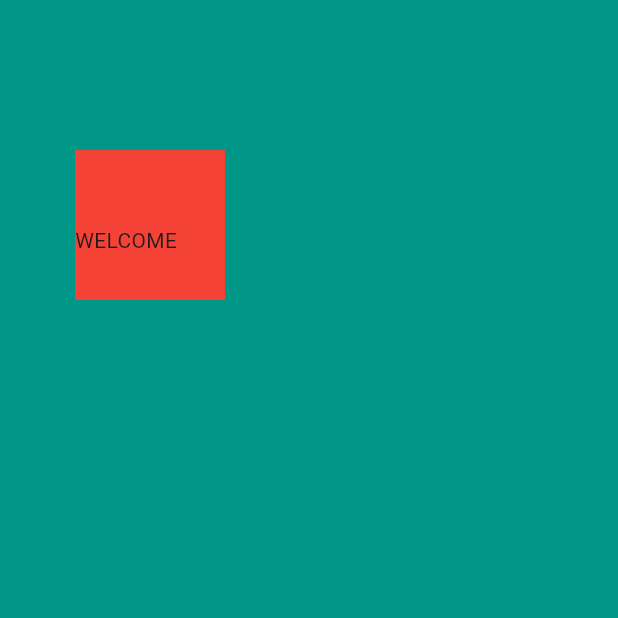
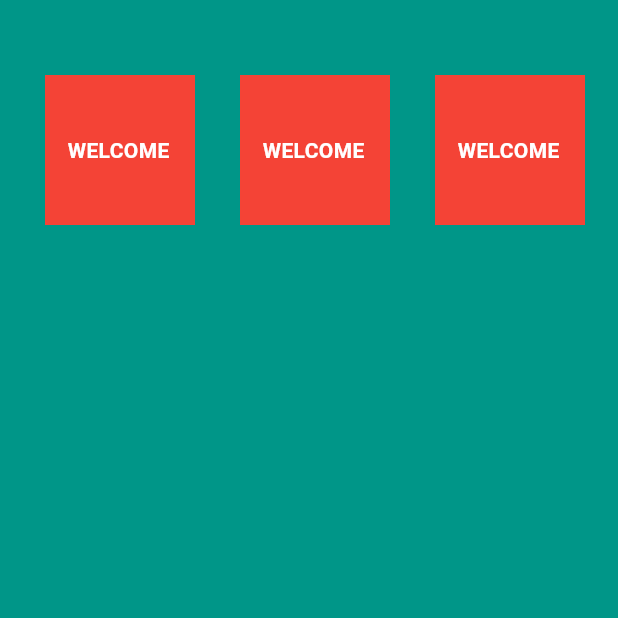
Before and after one commit to jaemax234/flutterproject5, a Flutter app: the screen it shows after launch, on a phone screen of 412 x 824 dp, the top half of it. Run offline on Flutter 3.47's test engine with Material 3 defaults, Android fonts, the phone set to English and light mode, and no system bars.

Commit message:
new change

```diff
--- a/lib/main.dart
+++ b/lib/main.dart
@@ -28,15 +28,37 @@ class Homepage extends StatelessWidget {
 
       backgroundColor: Colors.teal,
       body: SafeArea(
-        child: Container(
+        child: Row(
 
-          width: 100,
-          height: 100,
-          margin: EdgeInsets.symmetric(horizontal: 50, vertical: 100),
-          padding: EdgeInsets.only(top: 50
-          ),
-          child: Text("WELCOME"), color: Colors.red,
-          ))
+          children: [
+            Container(
+
+              width: 100,
+              height: 100,
+              margin: EdgeInsets.fromLTRB(30, 50, 0, 0),
+              padding: EdgeInsets.fromLTRB(15, 40, 0, 0),
+              child: Text("WELCOME", style:TextStyle(fontWeight: FontWeight.bold, color: Colors.white)), color: Colors.red,
+              ),
+              Container(
+
+              width: 100,
+              height: 100,
+              margin: EdgeInsets.fromLTRB(30, 50, 0, 0),
+              padding: EdgeInsets.fromLTRB(15, 40, 0, 0),
+              child: Text("WELCOME", style:TextStyle(fontWeight: FontWeight.bold, color: Colors.white)), color: Colors.red,
+              ),
+
+               Container(
+
+              width: 100,
+              height: 100,
+              margin: EdgeInsets.fromLTRB(30, 50, 0, 0),
+              padding: EdgeInsets.fromLTRB(15, 40, 0, 0),
+              child: Text("WELCOME", style:TextStyle(fontWeight: FontWeight.bold, color: Colors.white)), color: Colors.red,
+              ),
+          ],
+        ),
+      )
 
        /*const Column(
         children: [
```
